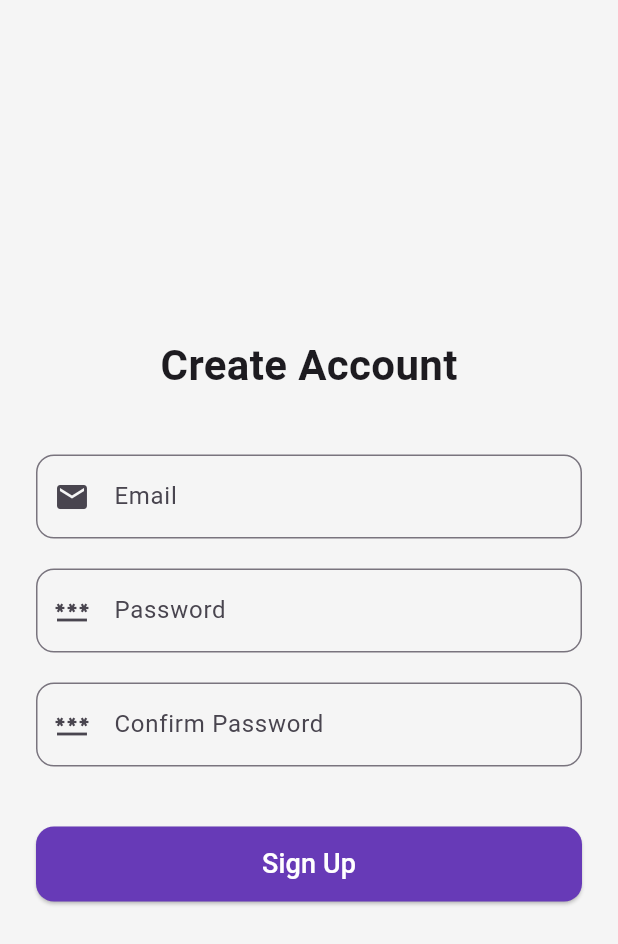
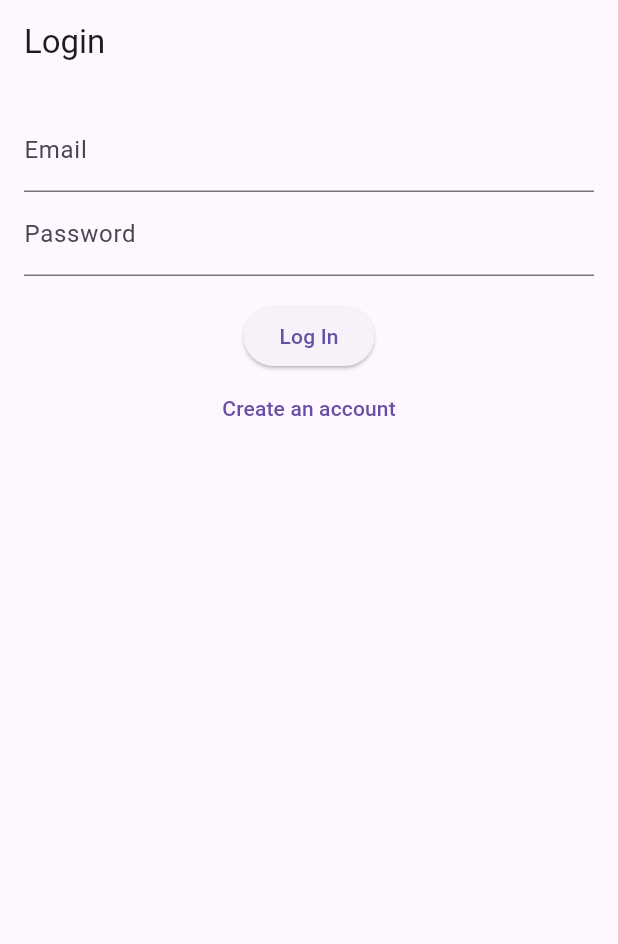
Before and after one commit to YomnaIbrahim4/Auth_with_bloc, a Flutter app: the screen it shows after launch, on a phone screen of 412 x 824 dp. Shown: the top 944 px of the screen. Run offline on Flutter 3.47's test engine with Material 3 defaults, Android fonts, the phone set to English and light mode, and no system bars; our stand-ins replace firebase_auth, firebase_core, flutter_bloc; accounts and stored records are empty.

Commit message:
added login feature

```diff
--- a/lib/bloc/signup_bloc.dart
+++ /dev/null
@@ -1,57 +0,0 @@
-import 'package:bloc/bloc.dart';
-
-part 'signup_event.dart';
-part 'signup_state.dart';
-
-class SignUpBloc extends Bloc<SignUpEvent, SignUpState> {
-  SignUpBloc() : super(SignUpInitial()) {
-    on<SignUpSubmittedEvent>(onSignUpSubmitted);
-    //
-    on<SignUpReset>(onSignUpReset);
-    //
-    on<InitiSingUpScreenEvent>(onSignUpInit);
-  }
-
-  //
-  Future<void> onSignUpSubmitted(
-      SignUpSubmittedEvent event,
-      Emitter<SignUpState> emit,
-      ) async {
-    // Form validation
-    if (event.email.isEmpty ||
-        event.password.isEmpty ||
-        event.confirmPassword.isEmpty) {
-      emit(SignUpFailure('All fields are required'));
-      return;
-    }
-    if (!event.email.contains('@')) {
-      emit(SignUpFailure('Please enter a valid email'));
-      return;
-    }
-    if (event.password.length < 6) {
-      emit(SignUpFailure('Password must be at least 6 characters'));
-      return;
-    }
-    if (event.password != event.confirmPassword) {
-      emit(SignUpFailure('Passwords do not match'));
-      return;
-    }
-    emit(SignUpLoading());
-    // Simulate API call
-    await Future.delayed(const Duration(seconds: 2));
-    // Simulate success/failure
-    if (event.email == 'exists@example.com') {
-      emit(SignUpFailure('Email already in use'));
-    } else {
-      emit(SignUpSuccess(event.email));
-    }
-  }
-
-  void onSignUpReset(SignUpReset event, Emitter<SignUpState> emit) {
-    emit(SignUpInitial());
-  }
-
-  void onSignUpInit(InitiSingUpScreenEvent event, Emitter<SignUpState> emit) {
-    emit(SignUpInitial());
-  }
-}
--- a/lib/bloc/signup_event.dart
+++ /dev/null
@@ -1,19 +0,0 @@
-part of 'signup_bloc.dart';
-
-abstract class SignUpEvent {}
-
-class SignUpSubmittedEvent extends SignUpEvent {
-  final String email;
-  final String password;
-  final String confirmPassword;
-
-  SignUpSubmittedEvent({
-    required this.email,
-    required this.password,
-    required this.confirmPassword,
-  });
-}
-
-class SignUpReset extends SignUpEvent {}
-
-class InitiSingUpScreenEvent extends SignUpEvent {}
--- /dev/null
+++ b/lib/login_bloc/login_bloc.dart
@@ -0,0 +1,29 @@
+import 'package:flutter_bloc/flutter_bloc.dart';
+import '../models/auth_repo.dart';
+
+part 'login_event.dart';
+part 'login_state.dart';
+
+class LoginBloc extends Bloc<LoginEvent, LoginState> {
+  final AuthRepo authRepo;
+
+  LoginBloc(this.authRepo) : super(LoginInitial()) {
+    on<InitLoginScreenEvent>((event, emit) {
+      emit(LoginInitial());
+    });
+
+    on<LoginSubmittedEvent>((event, emit) async {
+      emit(LoginLoading());
+      try {
+        await authRepo.login(email: event.email, password: event.password);
+        emit(LoginSuccess(event.email));
+      } catch (e) {
+        emit(LoginFailure(e.toString()));
+      }
+    });
+
+    on<LoginReset>((event, emit) {
+      emit(LoginInitial());
+    });
+  }
+}
--- /dev/null
+++ b/lib/login_bloc/login_event.dart
@@ -0,0 +1,14 @@
+part of 'login_bloc.dart';
+
+abstract class LoginEvent {}
+
+class InitLoginScreenEvent extends LoginEvent {}
+
+class LoginSubmittedEvent extends LoginEvent {
+  final String email;
+  final String password;
+
+  LoginSubmittedEvent({required this.email, required this.password});
+}
+
+class LoginReset extends LoginEvent {}
--- /dev/null
+++ b/lib/login_bloc/login_state.dart
@@ -0,0 +1,17 @@
+part of 'login_bloc.dart';
+
+abstract class LoginState {}
+
+class LoginInitial extends LoginState {}
+
+class LoginLoading extends LoginState {}
+
+class LoginSuccess extends LoginState {
+  final String email;
+  LoginSuccess(this.email);
+}
+
+class LoginFailure extends LoginState {
+  final String error;
+  LoginFailure(this.error);
+}
--- a/lib/main.dart
+++ b/lib/main.dart
@@ -1,10 +1,16 @@
 import 'package:flutter/material.dart';
 import 'package:flutter_bloc/flutter_bloc.dart';
-import 'package:sign_up/bloc/signup_bloc.dart';
-import 'package:sign_up/screens/sign_up_screen.dart';
+import 'package:firebase_core/firebase_core.dart';
 
+import 'firebase_options.dart';
+import 'models/auth_repo.dart';
+import 'login_bloc/login_bloc.dart';
+import 'signup_bloc/signup_bloc.dart';
+import 'screens/login_screen.dart';
 
-void main() {
+void main() async {
+  WidgetsFlutterBinding.ensureInitialized();
+  await Firebase.initializeApp(options: DefaultFirebaseOptions.currentPlatform);
   runApp(const MyApp());
 }
 
@@ -13,12 +19,16 @@ class MyApp extends StatelessWidget {
 
   @override
   Widget build(BuildContext context) {
-    return MaterialApp(
-      debugShowCheckedModeBanner: false,
-      title: 'Sign Up With BLoC',
-      home: BlocProvider(
-        create: (context) => SignUpBloc()..add(InitiSingUpScreenEvent()),
-        child: SignUpScreenWithBloc(),
+    final authRepo = AuthRepo();
+
+    return MultiBlocProvider(
+      providers: [
+        BlocProvider(create: (_) => LoginBloc(authRepo)),
+        BlocProvider(create: (_) => SignUpBloc(authRepo)),
+      ],
+      child: const MaterialApp(
+        debugShowCheckedModeBanner: false,
+        home: LoginScreenWithBloc(),
       ),
     );
   }
--- /dev/null
+++ b/lib/models/auth_repo.dart
@@ -0,0 +1,21 @@
+import 'package:firebase_auth/firebase_auth.dart';
+
+class AuthRepo {
+  final FirebaseAuth _firebaseAuth = FirebaseAuth.instance;
+
+  Future<void> signUp({required String email, required String password}) async {
+    await _firebaseAuth.createUserWithEmailAndPassword(email: email, password: password);
+  }
+
+  Future<void> login({required String email, required String password}) async {
+    await _firebaseAuth.signInWithEmailAndPassword(email: email, password: password);
+  }
+
+  Future<void> logout() async {
+    await _firebaseAuth.signOut();
+  }
+
+  User? getCurrentUser() {
+    return _firebaseAuth.currentUser;
+  }
+}
--- /dev/null
+++ b/lib/screens/login_screen.dart
@@ -0,0 +1,80 @@
+import 'package:flutter/material.dart';
+import 'package:flutter_bloc/flutter_bloc.dart';
+import '../login_bloc/login_bloc.dart';
+import 'home_screen.dart';
+import 'sign_up_screen.dart';
+
+class LoginScreenWithBloc extends StatefulWidget {
+  const LoginScreenWithBloc({super.key});
+
+  @override
+  State<LoginScreenWithBloc> createState() => _LoginScreenWithBlocState();
+}
+
+class _LoginScreenWithBlocState extends State<LoginScreenWithBloc> {
+  final emailController = TextEditingController();
+  final passwordController = TextEditingController();
+
+  @override
+  Widget build(BuildContext context) {
+    return Scaffold(
+      appBar: AppBar(title: const Text("Login")),
+      body: BlocConsumer<LoginBloc, LoginState>(
+        listener: (context, state) {
+          if (state is LoginSuccess) {
+            Navigator.pushReplacement(
+              context,
+              MaterialPageRoute(builder: (_) => HomeScreen(email: state.email)),
+            );
+          } else if (state is LoginFailure) {
+            ScaffoldMessenger.of(context)
+                .showSnackBar(SnackBar(content: Text(state.error)));
+          }
+        },
+        builder: (context, state) {
+          if (state is LoginLoading) {
+            return const Center(child: CircularProgressIndicator());
+          }
+
+          return Padding(
+            padding: const EdgeInsets.all(16.0),
+            child: Column(
+              children: [
+                TextField(
+                  controller: emailController,
+                  decoration: const InputDecoration(labelText: "Email"),
+                ),
+                TextField(
+                  controller: passwordController,
+                  obscureText: true,
+                  decoration: const InputDecoration(labelText: "Password"),
+                ),
+                const SizedBox(height: 16),
+                ElevatedButton(
+                  onPressed: () {
+                    context.read<LoginBloc>().add(
+                      LoginSubmittedEvent(
+                        email: emailController.text.trim(),
+                        password: passwordController.text.trim(),
+                      ),
+                    );
+                  },
+                  child: const Text("Log In"),
+                ),
+                TextButton(
+                  onPressed: () {
+                    Navigator.push(
+                      context,
+                      MaterialPageRoute(builder: (_) => const SignUpScreenWithBloc()),
+                    );
+                  },
+                  child: const Text("Create an account"),
+                ),
+              ],
+            ),
+          );
+        },
+      ),
+    );
+  }
+}
--- a/lib/screens/sign_up_screen.dart
+++ b/lib/screens/sign_up_screen.dart
@@ -1,8 +1,7 @@
 import 'package:flutter/material.dart';
 import 'package:flutter_bloc/flutter_bloc.dart';
-import '../bloc/signup_bloc.dart';
-import '../utils/form_validators.dart';
-import 'home_screen.dart';
+import '../signup_bloc/signup_bloc.dart';
+import 'login_screen.dart';
 
 class SignUpScreenWithBloc extends StatefulWidget {
   const SignUpScreenWithBloc({super.key});
@@ -12,157 +11,86 @@ class SignUpScreenWithBloc extends StatefulWidget {
 }
 
 class _SignUpScreenWithBlocState extends State<SignUpScreenWithBloc> {
-  final formKey = GlobalKey<FormState>();
   final emailController = TextEditingController();
   final passwordController = TextEditingController();
-  final confirmPasswordController = TextEditingController();
 
-  @override
-  void dispose() {
-    emailController.dispose();
-    passwordController.dispose();
-    confirmPasswordController.dispose();
-    super.dispose();
+  bool isValidEmail(String email) {
+    final emailRegex = RegExp(r'^[\w-\.]+@([\w-]+\.)+[\w-]{2,4}$');
+    return emailRegex.hasMatch(email);
   }
 
   @override
   Widget build(BuildContext context) {
-    return BlocConsumer<SignUpBloc, SignUpState>(
+    return Scaffold(
+      appBar: AppBar(title: const Text("Sign Up")),
+      body: BlocConsumer<SignUpBloc, SignUpState>(
         listener: (context, state) {
-        if (state is SignUpFailure) {
-          ScaffoldMessenger.of(context).showSnackBar(
-            SnackBar(
-              content: Text(state.error),
-              backgroundColor: Colors.red,
-            ),
-          );
-        } else if (state is SignUpSuccess) {
-          ScaffoldMessenger.of(context).showSnackBar(
-            const SnackBar(
-              content: Text('You Signed up successfully!'),
-              backgroundColor: Colors.green,
-              duration: Duration(seconds: 2),
-            ),
-          );
-          Future.delayed(const Duration(seconds: 2), () {
+          if (state is SignUpSuccess) {
             Navigator.pushReplacement(
               context,
-              MaterialPageRoute(builder: (context) => const HomeScreen()),
+              MaterialPageRoute(builder: (_) => const LoginScreenWithBloc()),
             );
-          });
+          } else if (state is SignUpFailure) {
+            ScaffoldMessenger.of(context)
+                .showSnackBar(SnackBar(content: Text(state.error)));
           }
         },
         builder: (context, state) {
           if (state is SignUpLoading) {
-          return const Scaffold(
-            body: Center(child: CircularProgressIndicator()),
-          );
+            return const Center(child: CircularProgressIndicator());
           }
 
-        return Scaffold(
-          backgroundColor: Colors.grey[100],
-          body: Center(
-            child: SingleChildScrollView(
-              padding: const EdgeInsets.all(24),
-              child: Form(
-                key: formKey,
+          return Padding(
+            padding: const EdgeInsets.all(16.0),
             child: Column(
-                  mainAxisAlignment: MainAxisAlignment.center,
               children: [
-                    const Text(
-                      'Create Account',
-                      style: TextStyle(
-                        fontSize: 28,
-                        fontWeight: FontWeight.bold,
+                TextField(
+                  controller: emailController,
+                  decoration: const InputDecoration(labelText: "Email"),
+                  //keyboardType: TextInputType.emailAddress,
                 ),
+                TextField(
+                  controller: passwordController,
+                  obscureText: true,
+                  decoration: const InputDecoration(labelText: "Password"),
                 ),
-                    const SizedBox(height: 40),
+                const SizedBox(height: 16),
+                ElevatedButton(
+                  onPressed: () {
+                    final email = emailController.text.trim();
+                    final password = passwordController.text.trim();
 
-                    // Email
-                    TextFormField(
-                      controller: emailController,
-                      decoration: InputDecoration(
-                        labelText: 'Email',
-                        prefixIcon: const Icon(Icons.email),
-                        border: OutlineInputBorder(
-                          borderRadius: BorderRadius.circular(12),
+                    if (!isValidEmail(email)) {
+                      ScaffoldMessenger.of(context).showSnackBar(
+                        const SnackBar(
+                            content: Text("Please enter a valid email")),
+                      );
+                      return;
+                    }
+
+                    if (password.length < 6) {
+                      ScaffoldMessenger.of(context).showSnackBar(
+                        const SnackBar(
+                            content: Text(
+                                "Password must be at least 6 characters")),
+                      );
+                      return;
+                    }
+
+                    BlocProvider.of<SignUpBloc>(context).add(
+                      SignUpSubmittedEvent(
+                        email: email,
+                        password: password,
                       ),
+                    );
+                  },
+                  child: const Text("Sign Up"),
                 ),
-                      keyboardType: TextInputType.emailAddress,
-                      validator: FormValidators.validateEmail,
+              ],
             ),
-                    const SizedBox(height: 20),
-
-                    // Password
-                    TextFormField(
-                      controller: passwordController,
-                      decoration: InputDecoration(
-                        labelText: 'Password',
-                        prefixIcon: const Icon(Icons.password),
-                        border: OutlineInputBorder(
-                          borderRadius: BorderRadius.circular(12),
-                        ),
-                      ),
-                      obscureText: true,
-                      validator: FormValidators.validatePassword,
-                    ),
-                    const SizedBox(height: 20),
-
-                    // Confirm Password
-                    TextFormField(
-                      controller: confirmPasswordController,
-                      decoration: InputDecoration(
-                        labelText: 'Confirm Password',
-                        prefixIcon: const Icon(Icons.password_outlined),
-                        border: OutlineInputBorder(
-                          borderRadius: BorderRadius.circular(12),
-                        ),
-                      ),
-                      obscureText: true,
-                      validator: (value) =>
-                          FormValidators.validateConfirmPassword(
-                            value,
-                            passwordController.text,
-                          ),
-                    ),
-                    const SizedBox(height: 40),
-
-                    // Button
-                    SizedBox(
-                      width: double.infinity,
-                      height: 50,
-                      child: ElevatedButton(
-                        style: ElevatedButton.styleFrom(
-                          backgroundColor: Colors.deepPurple,
-                          shape: RoundedRectangleBorder(
-                            borderRadius: BorderRadius.circular(12),
-                          ),
-                        ),
-                        onPressed: () {
-                          if (formKey.currentState!.validate()) {
-                            context.read<SignUpBloc>().add(
-                              SignUpSubmittedEvent(
-                                email: emailController.text.trim(),
-                                password: passwordController.text.trim(),
-                                confirmPassword:
-                                confirmPasswordController.text.trim(),
+          );
+        },
       ),
     );
   }
-                        },
-                        child: const Text(
-                          'Sign Up',
-                          style: TextStyle(fontSize: 18, color: Colors.white),
-                        ),
-                      ),
-                    ),
-                  ],
-                ),
-              ),
-            ),
-          ),
-        );
-      },
-    );
 }
-}
--- /dev/null
+++ b/lib/signup_bloc/signup_bloc.dart
@@ -0,0 +1,21 @@
+import 'package:flutter_bloc/flutter_bloc.dart';
+import '../models/auth_repo.dart';
+
+part 'signup_event.dart';
+part 'signup_state.dart';
+
+class SignUpBloc extends Bloc<SignUpEvent, SignUpState> {
+  final AuthRepo authRepo;
+
+  SignUpBloc(this.authRepo) : super(SignUpInitial()) {
+    on<SignUpSubmittedEvent>((event, emit) async {
+      emit(SignUpLoading());
+      try {
+        await authRepo.signUp(email: event.email, password: event.password);
+        emit(SignUpSuccess());
+      } catch (e) {
+        emit(SignUpFailure(e.toString()));
+      }
+    });
+  }
+}
--- /dev/null
+++ b/lib/signup_bloc/signup_event.dart
@@ -0,0 +1,10 @@
+part of 'signup_bloc.dart';
+
+abstract class SignUpEvent {}
+
+class SignUpSubmittedEvent extends SignUpEvent {
+  final String email;
+  final String password;
+
+  SignUpSubmittedEvent({required this.email, required this.password});
+}
--- a/lib/bloc/signup_state.dart
+++ b/lib/signup_bloc/signup_state.dart
@@ -6,14 +6,9 @@ class SignUpInitial extends SignUpState {}
 
 class SignUpLoading extends SignUpState {}
 
-class SignUpSuccess extends SignUpState {
-  final String email;
-
-  SignUpSuccess(this.email);
-}
+class SignUpSuccess extends SignUpState {}
 
 class SignUpFailure extends SignUpState {
   final String error;
-
   SignUpFailure(this.error);
 }
--- a/pubspec.yaml
+++ b/pubspec.yaml
@@ -35,6 +35,9 @@ dependencies:
   # Use with the CupertinoIcons class for iOS style icons.
   cupertino_icons: ^1.0.8
   flutter_bloc: ^9.1.1
+  firebase_core: ^4.0.0
+  firebase_auth: ^6.0.0
+
 
 dev_dependencies:
   flutter_test:
```
Also changed, not shown: lib/screens/home_screen.dart (+23 -11 lines), firebase.json (added), lib/firebase_options.dart (added), pubspec.lock, 7 other files. Lines whose indentation alone changed are shown as unchanged.
